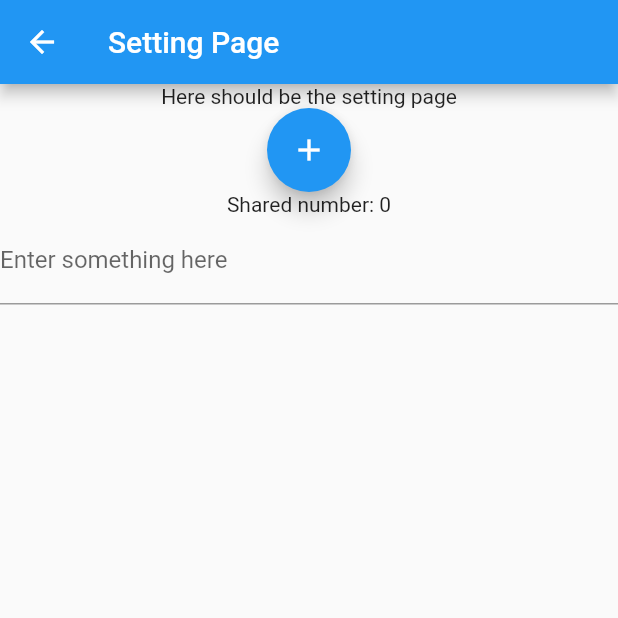
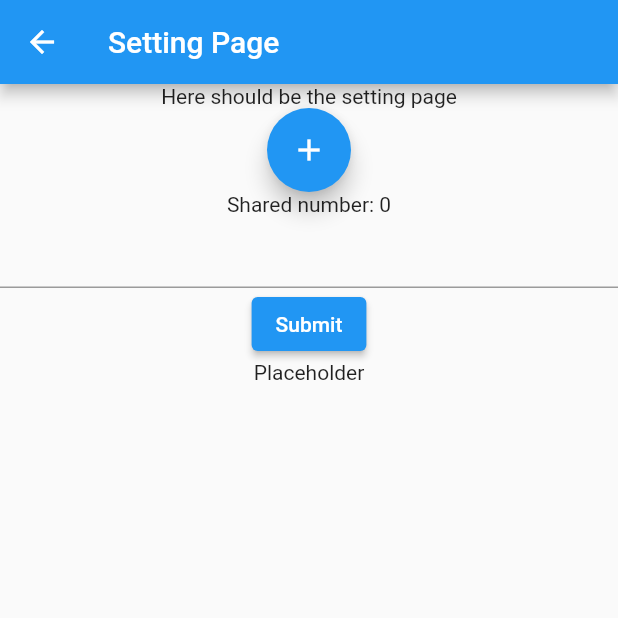
Before and after one commit to Plan-At/PlanAt-Client-Flutter, a Flutter app: the screen it shows after launch, in the side drawer, after a tap on "Setting Page", on a phone screen of 412 x 824 dp, the top half of it. Run offline on Flutter 3.47's test engine with Material 2 defaults, Android fonts, the phone set to English and light mode, and no system bars.

Commit message:
text input example

```diff
--- a/v1/lib/route/SettingPage.dart
+++ b/v1/lib/route/SettingPage.dart
@@ -10,6 +10,9 @@ class MySettingPage extends StatefulWidget {
 
 class _MySettingPageState extends State<MySettingPage> {
   final MySharedVariable _MyVar = MySharedVariable();
+
+  final myTextFieldController = TextEditingController();
+  String inputtedText = "Placeholder";
 
   @override
   Widget build(BuildContext context) {
@@ -33,12 +36,18 @@ class _MySettingPageState extends State<MySettingPage> {
               Text(
                   'Shared number: ${_MyVar.myVariable}'
               ),
-              TextFormField(
-                decoration: const InputDecoration(
-                  border: UnderlineInputBorder(),
-                  labelText: 'Enter something here',
-                ),
-              )
+              TextField(
+                controller: myTextFieldController,
+              ),
+              ElevatedButton(
+                child: const Text('Submit'),
+                onPressed: () {
+                  setState(() {
+                    inputtedText = myTextFieldController.text;
+                  });
+                },
+              ),
+              Text(inputtedText)
             ],
           )
       ),
```
